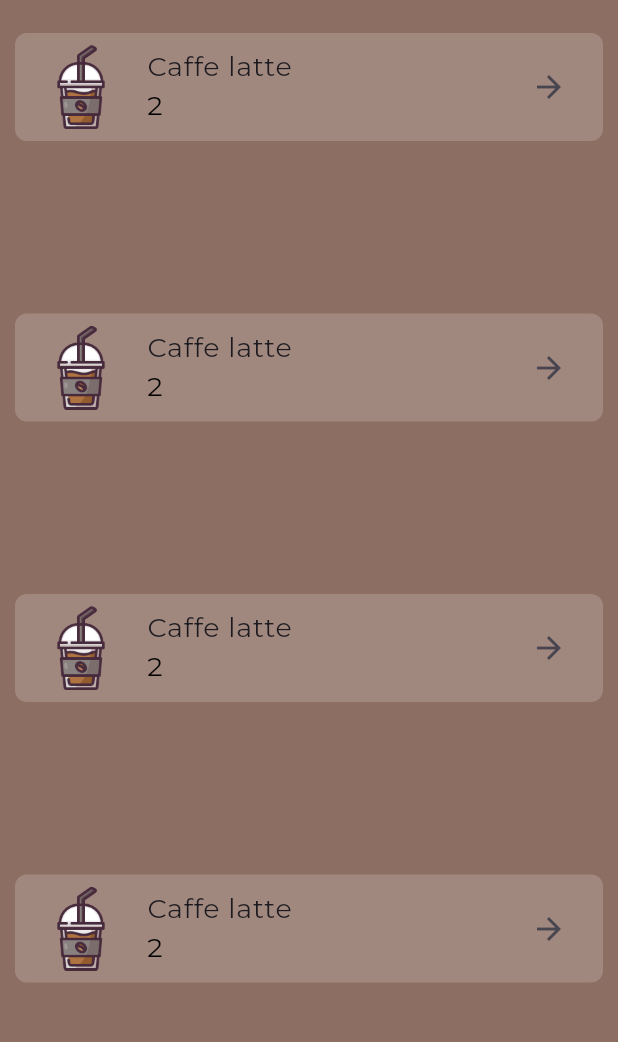
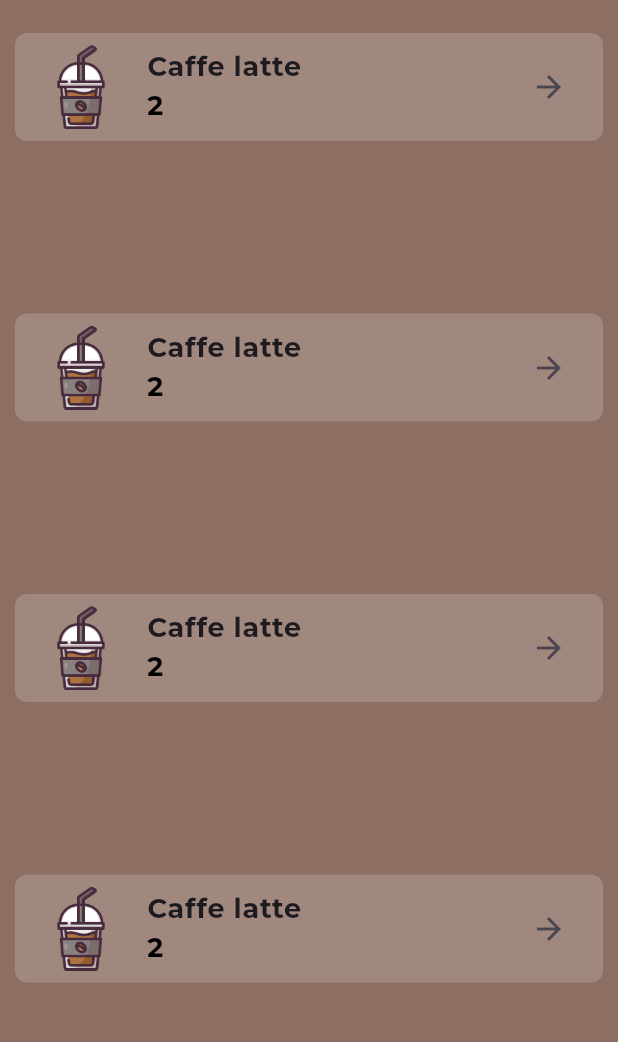
Before and after one commit to AbdulrahmanAbusnena/twister, a Flutter app: the ShopPage screen opened directly, in the side drawer, after a tap on "Home", on a phone screen of 412 x 824 dp, the part 66-1108 px from its top. Run offline on Flutter 3.47's test engine with Material 3 defaults, Android fonts, the phone set to English and light mode, and no system bars; our stand-ins replace google_fonts, google_nav_bar.

Commit message:
git commit

```diff
--- a/lib/Pages/wallet.dart
+++ b/lib/Pages/wallet.dart
@@ -17,12 +17,12 @@ class Wallet extends StatelessWidget {
       body: Container(
         width: 100,
         height: 100,
-        color: Colors.brown,
         decoration: BoxDecoration(
           borderRadius: BorderRadius.circular(25),
           color: Colors.brown[300],
         ),
         child: Column(
+
           children: [
             const Icon(Icons.account_balance_wallet, color: Colors.blueGrey),
             Text("£245.99",
--- a/lib/components/drawer.dart
+++ b/lib/components/drawer.dart
@@ -7,12 +7,16 @@ class MyDrawer extends StatelessWidget {
   @override
   Widget build(BuildContext context) {
     return Drawer(
+      backgroundColor: Colors.brown[400],
+
       child: ListView(
         children: [
           DrawerHeader(
-            child: Image.asset('asset/cofe.png'),
+            child: Image.asset('assets/cofe.png'),
+
           ),
           ListTile(
+
             title: const Text('Home'),
             trailing: const Icon(Icons.arrow_forward_rounded),
             hoverColor: Colors.blueGrey,
--- a/lib/components/listile.dart
+++ b/lib/components/listile.dart
@@ -28,13 +28,13 @@ class Listile extends StatelessWidget {
           title: Text(drink.name,
               style: GoogleFonts.montserrat(
                 fontSize: 18,
-                fontWeight: FontWeight.normal,
+                fontWeight: FontWeight.w700,
               )),
           subtitle: Text(drink.price,
               style: GoogleFonts.montserrat(
                 color: Colors.black,
                 fontSize: 18,
-                fontWeight: FontWeight.normal,
+                fontWeight: FontWeight.w700,
               )),
           leading: Image.asset(drink.imagepath),
           trailing: const Icon(Icons.arrow_forward),
```
Also changed, not shown: lib/Pages/cartpage.dart (+20 -6 lines), lib/components/listile2.dart (added, +28 -0 lines), lib/modules/shop.dart (+18 -0 lines).
